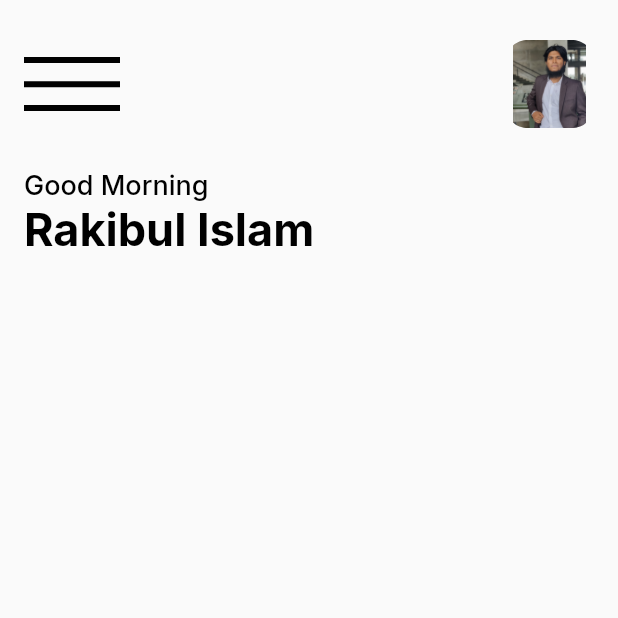
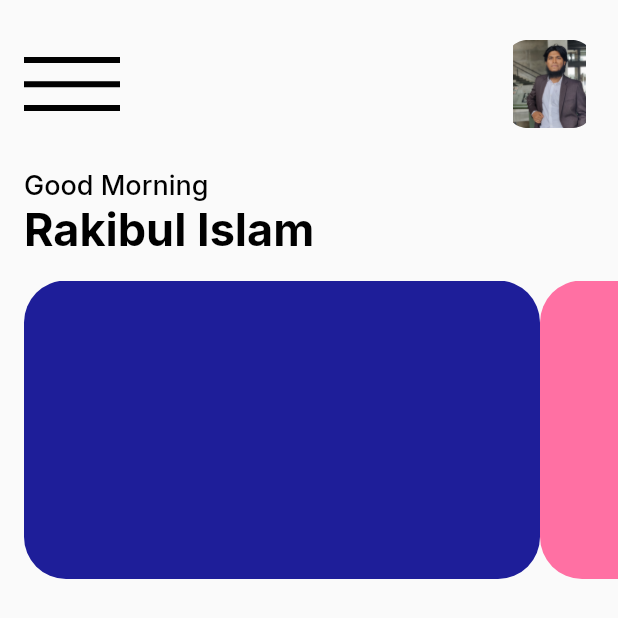
Before and after one commit to Rakibul25/-100daysofcode-mobile_app-, a Flutter app: the screen it shows after launch, on a phone screen of 412 x 824 dp. Shown: the top 618 px of the screen. Run offline on Flutter 3.47's test engine with Material 2 defaults, Android fonts, the phone set to English and light mode, and no system bars; our stand-ins replace flutter_svg, google_fonts; missing offline and left inert: dart:ffi.

Commit message:
card box

```diff
--- a/bank/lib/Screens/home_screen.dart
+++ b/bank/lib/Screens/home_screen.dart
@@ -1,3 +1,4 @@
+import 'package:bank/models/card_model.dart';
 import 'package:flutter/material.dart';
 import 'package:flutter_svg/flutter_svg.dart';
 import 'package:google_fonts/google_fonts.dart';
@@ -62,6 +63,24 @@ class _HomeScreenState extends State<HomeScreen> {
                   ))
                 ],
               ),
+            ),
+            Container(
+              height: 199,
+              child: ListView.builder(
+                scrollDirection: Axis.horizontal,
+                padding: EdgeInsets.only(left: 16,right: 6),
+                itemCount: cards.length,
+                itemBuilder: (context,index){
+                  return Container(
+                    height: 199,
+                    width: 344,
+                    decoration: BoxDecoration(
+                      borderRadius: BorderRadius.circular(28),
+                      color: Color(cards[index].cardBackground),
+                    ),
+                  );
+                },
+              ),
             )
           ],
         ),
```
Also changed, not shown: bank/lib/models/card_model.dart (+19 -18 lines).
